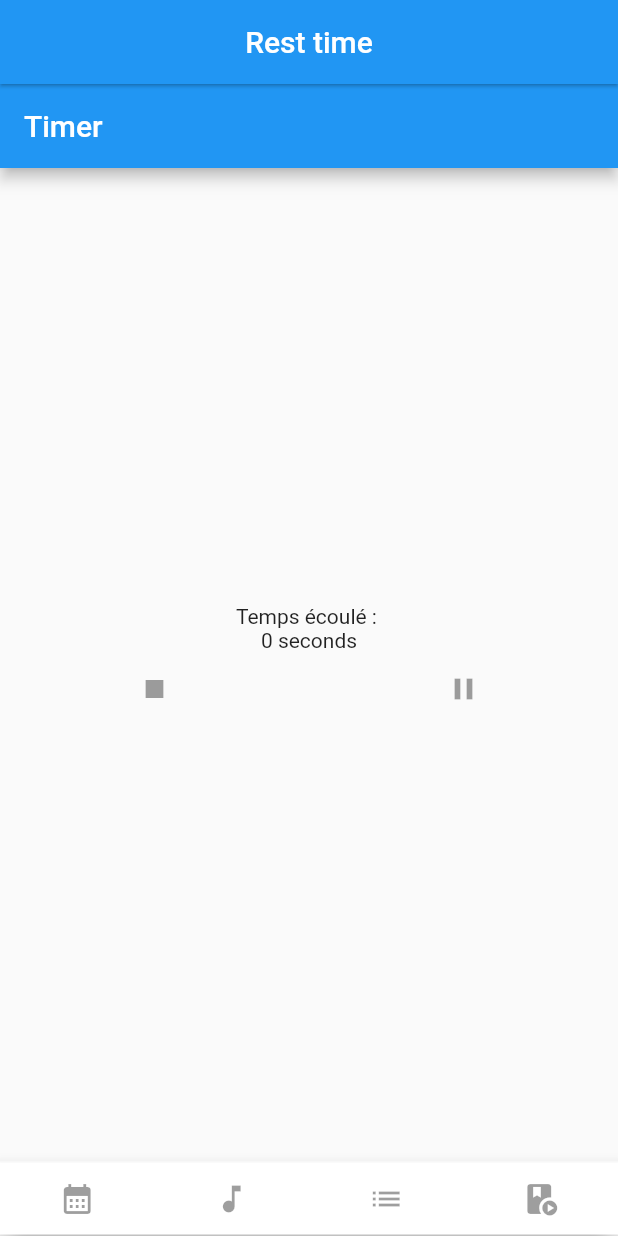
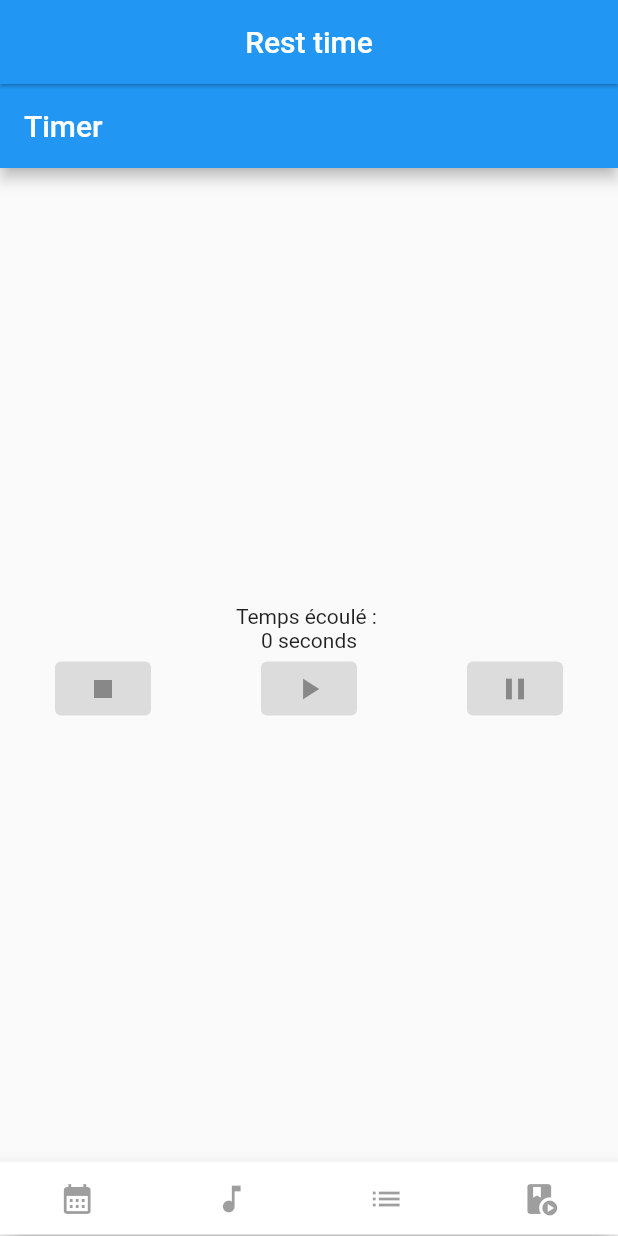
Before and after one commit to sergiopuertas/PomodOr, a Flutter app: the screen it shows after launch, on a phone screen of 412 x 824 dp. Run offline on Flutter 3.47's test engine with Material 2 defaults, Android fonts, the phone set to English and light mode, and no system bars.

Commit message:
button modification

```diff
--- a/lib/screens/PomodoroTimer.dart
+++ b/lib/screens/PomodoroTimer.dart
@@ -38,14 +38,19 @@ class _PomodoroTimerState extends State<PomodoroTimer>{
             const Row(
               mainAxisAlignment: MainAxisAlignment.spaceAround,
               children: <Widget>[
-                IconButton(
-                icon: Icon(Icons.stop),
-                onPressed: null,
+                ElevatedButton(
+                  child: Icon(Icons.stop),
+                  onPressed: null,
                 ),
-                IconButton(
-                icon: Icon(Icons.pause),
-                onPressed: null,
+                ElevatedButton(
+                  child: Icon(Icons.play_arrow),
+                  onPressed : null
                 ),
+                ElevatedButton(
+                  child: Icon(Icons.pause),
+                  onPressed: null
+                ),
+
              ]
             )
 
```
